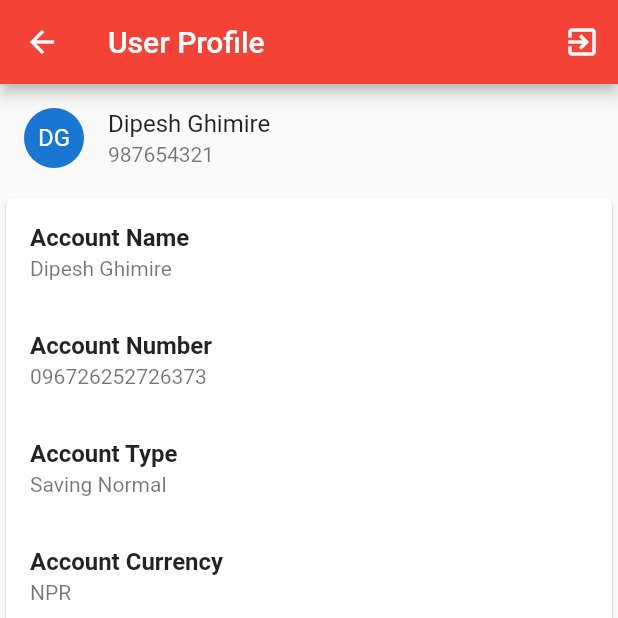
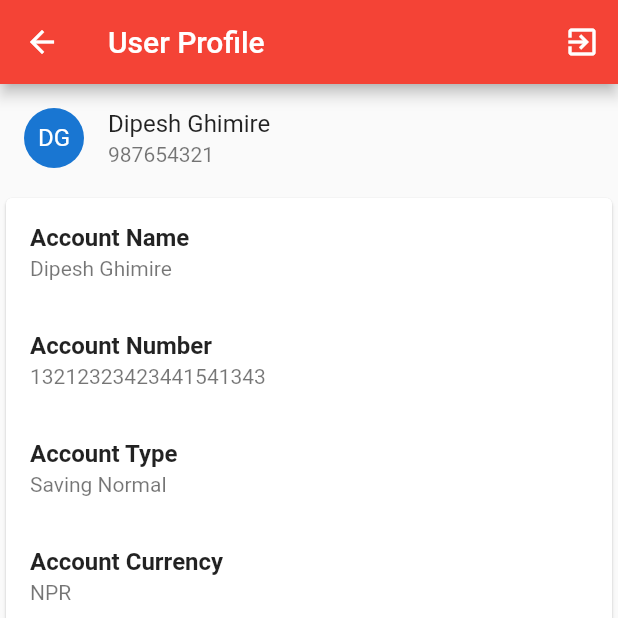
Before and after one commit to Dipesh905/Mobile-Banking-App-Clone, a Flutter app: the UserProfile screen opened directly, on a phone screen of 412 x 824 dp, the top half of it. Run offline on Flutter 3.47's test engine with Material 2 defaults, Android fonts, the phone set to English and light mode, and no system bars; our stand-ins replace carousel_slider, flutter_riverpod, font_awesome_flutter.

Commit message:
code refactor whole  project

```diff
--- a/lib/view/screeens/user_profile.dart
+++ b/lib/view/screeens/user_profile.dart
@@ -1,14 +1,10 @@
 import 'package:flutter/material.dart';
 import 'package:mobile_banking_app/view/screeens/login_page.dart';
+import 'package:mobile_banking_app/view/widgets/list_tile_card_widget.dart';
 
-class UserProfile extends StatefulWidget {
+class UserProfile extends StatelessWidget {
   const UserProfile({Key? key}) : super(key: key);
 
-  @override
-  _UserProfileState createState() => _UserProfileState();
-}
-
-class _UserProfileState extends State<UserProfile> {
   @override
   Widget build(BuildContext context) {
     return Scaffold(
@@ -26,12 +22,11 @@ class _UserProfileState extends State<UserProfile> {
               icon: const Icon(Icons.exit_to_app))
         ],
       ),
-      body: SingleChildScrollView(
+      body: const SingleChildScrollView(
         child: Column(
           children: [
-            const ListTile(
+            ListTile(
               leading: CircleAvatar(
-                //  radius: 80,
                 child: Text("DG"),
               ),
               title: Text("Dipesh Ghimire"),
@@ -39,49 +34,19 @@ class _UserProfileState extends State<UserProfile> {
             ),
             Card(
               child: Column(
-                children: const [
-                  ListTile(
-                    title: Text(
-                      "Account Name",
-                      style: TextStyle(fontWeight: FontWeight.bold),
-                    ),
-                    subtitle: Text("Dipesh Ghimire"),
-                  ),
-                  ListTile(
-                    title: Text(
-                      "Account Number",
-                      style: TextStyle(fontWeight: FontWeight.bold),
-                    ),
-                    subtitle: Text("096726252726373"),
-                  ),
-                  ListTile(
-                    title: Text(
-                      "Account Type",
-                      style: TextStyle(fontWeight: FontWeight.bold),
-                    ),
-                    subtitle: Text("Saving Normal"),
-                  ),
-                  ListTile(
-                    title: Text(
-                      "Account Currency",
-                      style: TextStyle(fontWeight: FontWeight.bold),
-                    ),
-                    subtitle: Text("NPR"),
-                  ),
-                  ListTile(
-                    title: Text(
-                      "Accrued Interest",
-                      style: TextStyle(fontWeight: FontWeight.bold),
-                    ),
-                    subtitle: Text("1,282"),
-                  ),
-                  ListTile(
-                    title: Text(
-                      "Interest Rate",
-                      style: TextStyle(fontWeight: FontWeight.bold),
-                    ),
-                    subtitle: Text("3.05"),
-                  ),
+                children: [
+                  ListTileCardWidget(
+                      title: 'Account Name', subtitle: 'Dipesh Ghimire'),
+                  ListTileCardWidget(
+                      title: 'Account Number',
+                      subtitle: '13212323423441541343'),
+                  ListTileCardWidget(
+                      title: 'Account Type', subtitle: 'Saving Normal'),
+                  ListTileCardWidget(
+                      title: 'Account Currency', subtitle: 'NPR'),
+                  ListTileCardWidget(
+                      title: 'Accrued Interest', subtitle: '1,282'),
+                  ListTileCardWidget(title: 'Interest Rate', subtitle: '3.05'),
                 ],
               ),
             )
--- a/lib/view/widgets/circle_avatar_card.dart
+++ b/lib/view/widgets/circle_avatar_card.dart
@@ -1,7 +1,8 @@
 import 'package:flutter/material.dart';
 
 class CircleAvatarCard extends StatelessWidget {
-  CircleAvatarCard({required this.cardTitle, required this.cardicon});
+  const CircleAvatarCard(
+      {super.key, required this.cardTitle, required this.cardicon});
 
   final String cardTitle;
   final IconData cardicon;
--- a/lib/view/widgets/digital_payment_method.dart
+++ b/lib/view/widgets/digital_payment_method.dart
@@ -13,12 +13,12 @@ class UseDigitalPaymentmethod extends StatelessWidget {
         padding: const EdgeInsets.all(10.0),
         child: Column(
           children: [
-            Row(
+            const Row(
               mainAxisAlignment: MainAxisAlignment.spaceBetween,
               children: [
-                const Text('Use Digital Payment Method'),
+                Text('Use Digital Payment Method'),
                 Row(
-                  children: const [Text("Load More"), Icon(Icons.arrow_right)],
+                  children: [Text("Load More"), Icon(Icons.arrow_right)],
                 ),
               ],
             ),
--- /dev/null
+++ b/lib/view/widgets/list_tile_card_widget.dart
@@ -0,0 +1,20 @@
+import 'package:flutter/material.dart';
+
+class ListTileCardWidget extends StatelessWidget {
+  const ListTileCardWidget(
+      {super.key, required this.title, required this.subtitle});
+
+  final String title;
+  final String subtitle;
+
+  @override
+  Widget build(BuildContext context) {
+    return ListTile(
+      title: Text(
+        title,
+        style: const TextStyle(fontWeight: FontWeight.bold),
+      ),
+      subtitle: Text(subtitle),
+    );
+  }
+}
```
Also changed, not shown: lib/view/screeens/full_statement.dart (+7 -12 lines), lib/view/screeens/merchant_payment.dart (+23 -45 lines), lib/view/screeens/my_account_page.dart (+17 -22 lines).
